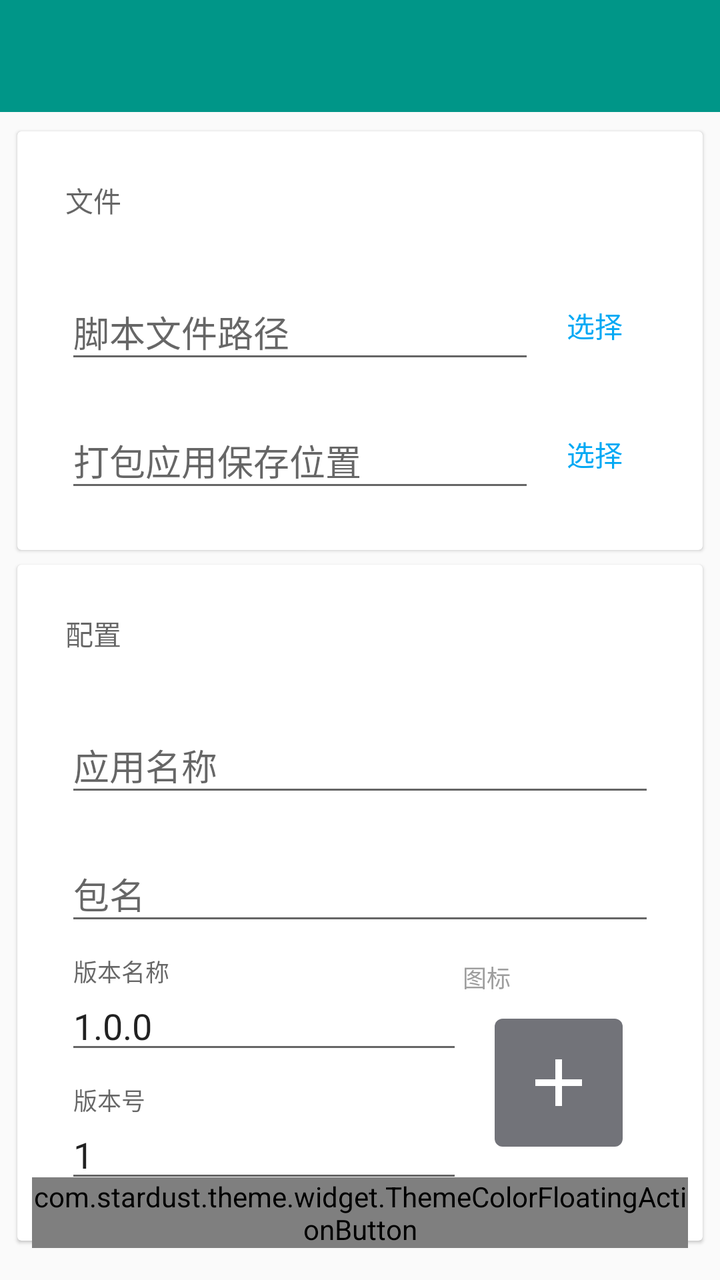
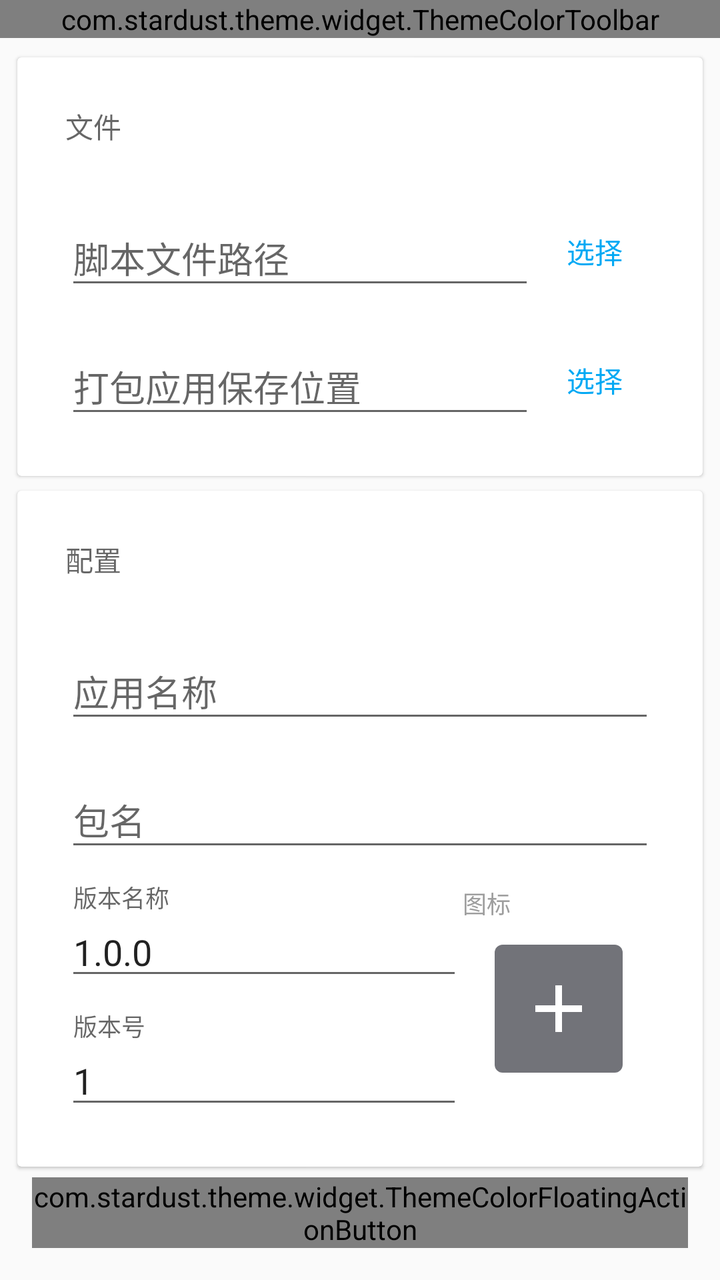

The first picture is an Android layout as it rendered before a commit; the second is the same layout after the commit. The layout source and the unified diff follow.
<!-- AndroidManifest.xml: application theme AppTheme -->
<!-- res/layout/activity_build.xml -->
<?xml version="1.0" encoding="utf-8"?>
<LinearLayout xmlns:android="http://schemas.android.com/apk/res/android"
              xmlns:app="http://schemas.android.com/apk/res-auto"
              android:layout_width="match_parent"
              android:layout_height="match_parent"
              android:orientation="vertical">

    <android.support.design.widget.AppBarLayout
        android:layout_width="match_parent"
        android:layout_height="wrap_content"
        android:theme="@style/AppTheme.AppBarOverlay">

        <android.support.v7.widget.Toolbar
            android:id="@+id/toolbar"
            android:layout_width="match_parent"
            android:layout_height="wrap_content"/>

    </android.support.design.widget.AppBarLayout>


    <FrameLayout
        android:layout_width="match_parent"
        android:layout_height="match_parent"
        android:paddingTop="6dp">

        <ScrollView
            android:layout_width="match_parent"
            android:layout_height="match_parent">

            <LinearLayout
                android:layout_width="match_parent"
                android:layout_height="wrap_content"
                android:orientation="vertical">

                <android.support.v7.widget.CardView
                    android:layout_width="match_parent"
                    android:layout_height="wrap_content"
                    android:layout_marginLeft="6dp"
                    android:layout_marginRight="6dp"
                    app:cardBackgroundColor="@android:color/white"
                    app:cardCornerRadius="2dp"
                    app:cardElevation="1dp"
                    app:cardUseCompatPadding="true">

                    <LinearLayout
                        android:layout_width="match_parent"
                        android:layout_height="wrap_content"
                        android:orientation="vertical"
                        android:padding="24dp">

                        <TextView
                            android:layout_width="wrap_content"
                            android:layout_height="wrap_content"
                            android:layout_marginBottom="24dp"
                            android:text="@string/text_file"
                            android:textAppearance="@style/TextAppearance.AppCompat.Body2"
                            android:textColor="?android:textColorSecondary"/>

                        <LinearLayout
                            android:layout_width="match_parent"
                            android:layout_height="wrap_content"
                            android:orientation="horizontal">

                            <android.support.design.widget.TextInputLayout
                                android:layout_width="0dp"
                                android:layout_height="wrap_content"
                                android:layout_weight="1">

                                <android.support.design.widget.TextInputEditText
                                    android:id="@+id/source_path"
                                    android:layout_width="match_parent"
                                    android:layout_height="wrap_content"
                                    android:hint="@string/text_source_file_path"/>

                            </android.support.design.widget.TextInputLayout>

                            <android.support.v7.widget.AppCompatButton
                                android:id="@+id/select_source"
                                style="@style/Base.Widget.AppCompat.Button.Borderless.Colored"
                                android:layout_width="60dp"
                                android:layout_height="wrap_content"
                                android:layout_gravity="bottom"
                                android:text="@string/text_select"/>
                        </LinearLayout>


                        <LinearLayout
                            android:layout_width="match_parent"
                            android:layout_height="wrap_content"
                            android:layout_marginTop="12dp"
                            android:orientation="horizontal">

                            <android.support.design.widget.TextInputLayout
                                android:layout_width="0dp"
                                android:layout_height="wrap_content"
                                android:layout_weight="1">

                                <android.support.design.widget.TextInputEditText
                                    android:id="@+id/output_path"
                                    android:layout_width="match_parent"
                                    android:layout_height="wrap_content"
                                    android:hint="@string/text_output_apk_path"/>

                            </android.support.design.widget.TextInputLayout>

                            <android.support.v7.widget.AppCompatButton
                                android:id="@+id/select_output"
                                style="@style/Base.Widget.AppCompat.Button.Borderless.Colored"
                                android:layout_width="60dp"
                                android:layout_height="wrap_content"
                                android:layout_gravity="bottom"
                                android:text="@string/text_select"/>
                        </LinearLayout>
                    </LinearLayout>

                </android.support.v7.widget.CardView>

                <android.support.v7.widget.CardView
                    android:layout_width="match_parent"
                    android:layout_height="wrap_content"
                    android:layout_marginLeft="6dp"
                    android:layout_marginRight="6dp"
                    app:cardCornerRadius="2dp"
                    app:cardElevation="1dp"
                    app:cardUseCompatPadding="true">

                    <LinearLayout
                        android:layout_width="match_parent"
                        android:layout_height="wrap_content"
                        android:orientation="vertical"
                        android:padding="24dp">

                        <TextView
                            android:layout_width="wrap_content"
                            android:layout_height="wrap_content"
                            android:layout_marginBottom="24dp"
                            android:text="@string/text_config"
                            android:textAppearance="@style/TextAppearance.AppCompat.Body2"
                            android:textColor="?android:textColorSecondary"/>

                        <android.support.design.widget.TextInputLayout
                            android:layout_width="match_parent"
                            android:layout_height="wrap_content">

                            <android.support.design.widget.TextInputEditText
                                android:id="@+id/app_name"
                                android:layout_width="match_parent"
                                android:layout_height="wrap_content"
                                android:hint="@string/text_app_name"/>
                        </android.support.design.widget.TextInputLayout>

                        <android.support.design.widget.TextInputLayout
                            android:layout_width="match_parent"
                            android:layout_height="wrap_content"
                            android:layout_marginTop="12dp">

                            <android.support.design.widget.TextInputEditText
                                android:id="@+id/package_name"
                                android:layout_width="match_parent"
                                android:layout_height="wrap_content"
                                android:digits="abcdefghijklmnopqrstuvwxyzABCDEFGHIJKLMNOPQRSTUVWXYZ1234567890_."
                                android:hint="@string/text_package_name"/>
                        </android.support.design.widget.TextInputLayout>

                        <LinearLayout
                            android:layout_width="match_parent"
                            android:layout_height="wrap_content"
                            android:orientation="horizontal">

                            <LinearLayout
                                android:layout_width="0dp"
                                android:layout_height="wrap_content"
                                android:layout_weight="1"
                                android:orientation="vertical">

                                <android.support.design.widget.TextInputLayout
                                    android:layout_width="match_parent"
                                    android:layout_height="wrap_content"
                                    android:layout_marginTop="12dp">

                                    <android.support.design.widget.TextInputEditText
                                        android:id="@+id/version_name"
                                        android:layout_width="match_parent"
                                        android:layout_height="wrap_content"
                                        android:hint="@string/text_version_name"
                                        android:text="1.0.0"/>
                                </android.support.design.widget.TextInputLayout>

                                <android.support.design.widget.TextInputLayout
                                    android:layout_width="match_parent"
                                    android:layout_height="wrap_content"
                                    android:layout_marginTop="12dp">

                                    <android.support.design.widget.TextInputEditText
                                        android:id="@+id/version_code"
                                        android:layout_width="match_parent"
                                        android:layout_height="wrap_content"
                                        android:hint="@string/text_version_code"
                                        android:inputType="number"
                                        android:text="1"/>
                                </android.support.design.widget.TextInputLayout>
                            </LinearLayout>

                            <LinearLayout
                                android:layout_width="wrap_content"
                                android:layout_height="match_parent"
                                android:orientation="vertical">

                                <TextView
                                    android:layout_width="match_parent"
                                    android:layout_height="wrap_content"
                                    android:layout_marginBottom="12dp"
                                    android:layout_marginTop="12dp"
                                    android:text="@string/text_icon"
                                    android:textColor="#9e9e9e"
                                    android:textSize="12sp"/>

                                <ImageView
                                    android:id="@+id/icon"
                                    android:layout_width="64dp"
                                    android:layout_height="64dp"
                                    android:layout_gravity="center"
                                    android:layout_marginLeft="16dp"
                                    android:layout_marginRight="16dp"
                                    android:background="@drawable/shortcut_create_dialog_icon_bg"
                                    android:padding="12dp"
                                    android:src="@drawable/ic_add_white_48dp"/>
                            </LinearLayout>

                        </LinearLayout>


                    </LinearLayout>

                </android.support.v7.widget.CardView>
            </LinearLayout>
        </ScrollView>

        <com.stardust.theme.widget.ThemeColorFloatingActionButton
            android:id="@+id/fab"
            android:layout_width="wrap_content"
            android:layout_height="wrap_content"
            android:layout_gravity="end|right|bottom"
            android:layout_margin="16dp"
            android:src="@drawable/ic_done_white_48dp"/>
    </FrameLayout>


</LinearLayout>
<!-- resources referenced by this layout -->
<resources>
  <!-- drawable ic_add_white_48dp: png bitmap (drawable, 116 bytes) -->
  <!-- drawable ic_done_white_48dp: png bitmap (drawable-hdpi, 255 bytes) -->
  <!-- drawable shortcut_create_dialog_icon_bg (drawable) -->
  <?xml version="1.0" encoding="utf-8"?>
  <shape xmlns:android="http://schemas.android.com/apk/res/android">
  
      <corners android:radius="4dp"/>
  
      <solid android:color="#727379"/>
  
  </shape>
  <string name="text_app_name">应用名称</string>
  <string name="text_config">配置</string>
  <string name="text_file">文件</string>
  <string name="text_icon">图标</string>
  <string name="text_output_apk_path">打包应用保存位置</string>
  <string name="text_package_name">包名</string>
  <string name="text_select">选择</string>
  <string name="text_source_file_path">脚本文件路径</string>
  <string name="text_version_code">版本号</string>
  <string name="text_version_name">版本名称</string>
  <style name="AppTheme.AppBarOverlay" parent="ThemeOverlay.AppCompat.Dark.ActionBar" />
  <style name="AppTheme" parent="Theme.AppCompat.Light.NoActionBar">
          <item name="colorPrimary">@color/colorPrimary</item>
          <item name="colorPrimaryDark">@color/colorPrimaryDark</item>
          <item name="colorAccent">@color/colorAccent</item>
  
      </style>
  <color name="colorPrimary">#009688</color>
  <color name="colorPrimaryDark">#009688</color>
  <color name="colorAccent">#03a9f4</color>
</resources>

<!-- the commit's change to res/layout/activity_build.xml (unified diff, before → after) -->
@@ -10,7 +10,7 @@
         android:layout_height="wrap_content"
         android:theme="@style/AppTheme.AppBarOverlay">
 
-        <android.support.v7.widget.Toolbar
+        <com.stardust.theme.widget.ThemeColorToolbar
             android:id="@+id/toolbar"
             android:layout_width="match_parent"
             android:layout_height="wrap_content"/>
